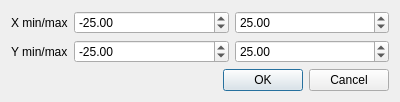
Before: the Qt Designer form cropdialog.ui in VespucciProject/Vespucci, drawn with Qt 5.
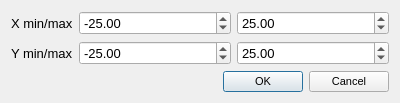
After: the same form once the commit is applied.

Commit message: UI enhancements (larger dialogs with larger font (10 pt instead of 8 pt), plot preview interactions (mouse wheel zoom, drag), simplification of forms). Implementation of composite datasets through MetaDataset and MetaDatasetDialog.

```diff
--- a/cropdialog.ui
+++ b/cropdialog.ui
@@ -10,6 +10,11 @@
     <height>97</height>
    </rect>
   </property>
+  <property name="font">
+   <font>
+    <pointsize>10</pointsize>
+   </font>
+  </property>
   <property name="windowTitle">
    <string>Crop Dataset</string>
   </property>
@@ -81,6 +86,11 @@
    </item>
    <item row="2" column="1">
     <widget class="QDialogButtonBox" name="buttonBox">
+     <property name="font">
+      <font>
+       <pointsize>8</pointsize>
+      </font>
+     </property>
      <property name="orientation">
       <enum>Qt::Horizontal</enum>
      </property>
```
The commit also changes 36 other files.
